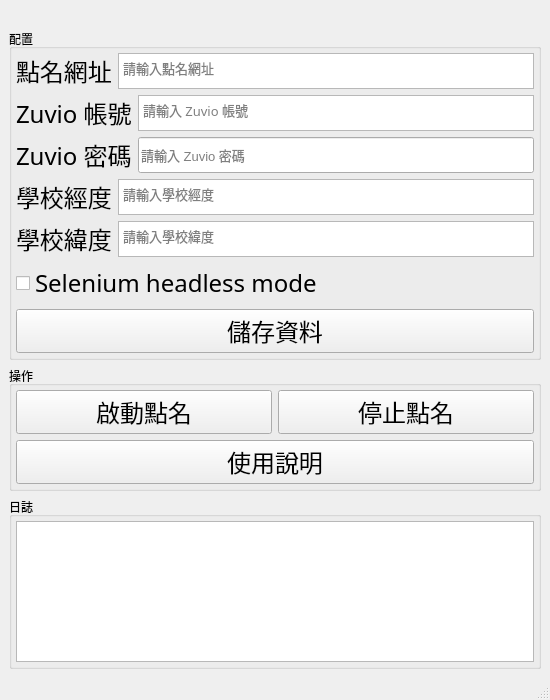
Qt form app.ui (YuCheng21/zuvio-rollcall) before a commit.
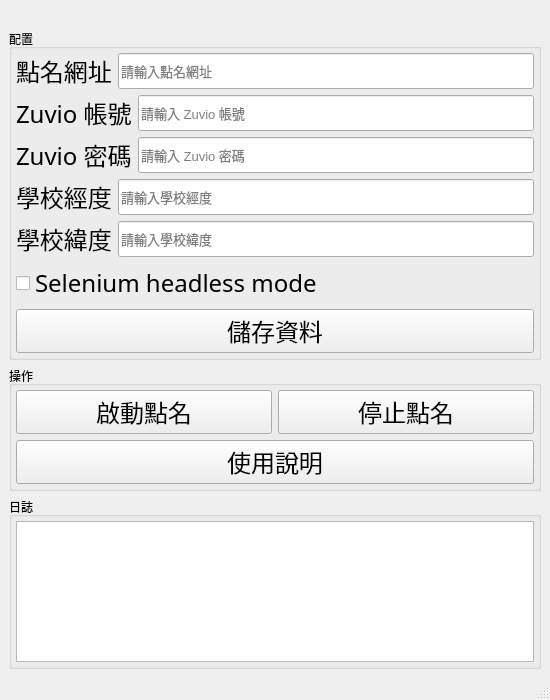
The same form after that commit. Icons and pictures are not drawn.

Commit message: fix: wdm-tqdm #20230422003

The edit to the form file:
```diff
--- a/app.ui
+++ b/app.ui
@@ -72,7 +72,7 @@
           </widget>
          </item>
          <item>
-          <widget class="QTextEdit" name="edit_url">
+          <widget class="QLineEdit" name="edit_url">
            <property name="sizePolicy">
             <sizepolicy hsizetype="Expanding" vsizetype="Ignored">
              <horstretch>0</horstretch>
@@ -81,22 +81,9 @@
            </property>
            <property name="font">
             <font>
-             <family>思源黑體</family>
              <pointsize>10</pointsize>
             </font>
            </property>
-           <property name="verticalScrollBarPolicy">
-            <enum>Qt::ScrollBarAlwaysOff</enum>
-           </property>
-           <property name="horizontalScrollBarPolicy">
-            <enum>Qt::ScrollBarAlwaysOff</enum>
-           </property>
-           <property name="lineWrapMode">
-            <enum>QTextEdit::NoWrap</enum>
-           </property>
-           <property name="readOnly">
-            <bool>false</bool>
-           </property>
            <property name="placeholderText">
             <string>請輸入點名網址</string>
            </property>
@@ -123,7 +110,7 @@
           </widget>
          </item>
          <item>
-          <widget class="QTextEdit" name="edit_account">
+          <widget class="QLineEdit" name="edit_account">
            <property name="sizePolicy">
             <sizepolicy hsizetype="Expanding" vsizetype="Ignored">
              <horstretch>0</horstretch>
@@ -132,22 +119,9 @@
            </property>
            <property name="font">
             <font>
-             <family>思源黑體</family>
              <pointsize>10</pointsize>
             </font>
            </property>
-           <property name="verticalScrollBarPolicy">
-            <enum>Qt::ScrollBarAlwaysOff</enum>
-           </property>
-           <property name="horizontalScrollBarPolicy">
-            <enum>Qt::ScrollBarAlwaysOff</enum>
-           </property>
-           <property name="lineWrapMode">
-            <enum>QTextEdit::NoWrap</enum>
-           </property>
-           <property name="readOnly">
-            <bool>false</bool>
-           </property>
            <property name="placeholderText">
             <string>請輸入 Zuvio 帳號</string>
            </property>
@@ -221,7 +195,7 @@
           </widget>
          </item>
          <item>
-          <widget class="QTextEdit" name="edit_latitude">
+          <widget class="QLineEdit" name="edit_latitude">
            <property name="sizePolicy">
             <sizepolicy hsizetype="Expanding" vsizetype="Ignored">
              <horstretch>0</horstretch>
@@ -230,22 +204,9 @@
            </property>
            <property name="font">
             <font>
-             <family>思源黑體</family>
              <pointsize>10</pointsize>
             </font>
            </property>
-           <property name="verticalScrollBarPolicy">
-            <enum>Qt::ScrollBarAlwaysOff</enum>
-           </property>
-           <property name="horizontalScrollBarPolicy">
-            <enum>Qt::ScrollBarAlwaysOff</enum>
-           </property>
-           <property name="lineWrapMode">
-            <enum>QTextEdit::NoWrap</enum>
-           </property>
-           <property name="readOnly">
-            <bool>false</bool>
-           </property>
            <property name="placeholderText">
             <string>請輸入學校經度</string>
            </property>
@@ -272,7 +233,7 @@
           </widget>
          </item>
          <item>
-          <widget class="QTextEdit" name="edit_longitude">
+          <widget class="QLineEdit" name="edit_longitude">
            <property name="sizePolicy">
             <sizepolicy hsizetype="Expanding" vsizetype="Ignored">
              <horstretch>0</horstretch>
@@ -281,22 +242,9 @@
            </property>
            <property name="font">
             <font>
-             <family>思源黑體</family>
              <pointsize>10</pointsize>
             </font>
            </property>
-           <property name="verticalScrollBarPolicy">
-            <enum>Qt::ScrollBarAlwaysOff</enum>
-           </property>
-           <property name="horizontalScrollBarPolicy">
-            <enum>Qt::ScrollBarAlwaysOff</enum>
-           </property>
-           <property name="lineWrapMode">
-            <enum>QTextEdit::NoWrap</enum>
-           </property>
-           <property name="readOnly">
-            <bool>false</bool>
-           </property>
            <property name="placeholderText">
             <string>請輸入學校緯度</string>
            </property>
```
Left out of the diff: 2 changed lines with no effect on the pictures. The commit also changes 2 other files.
